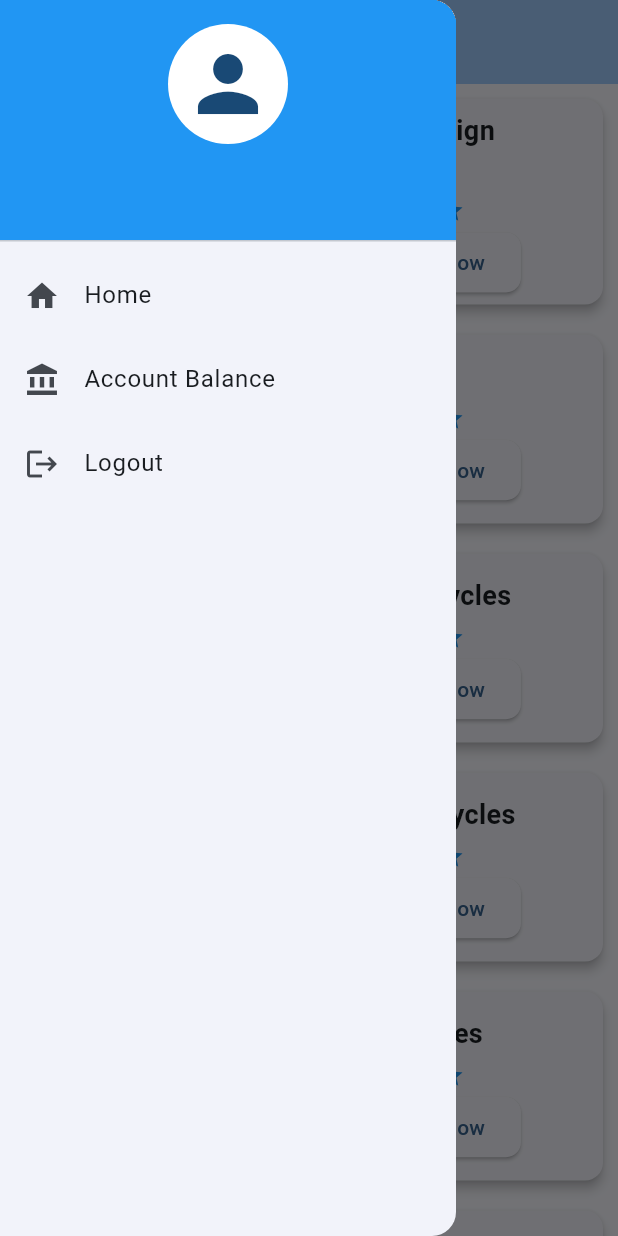
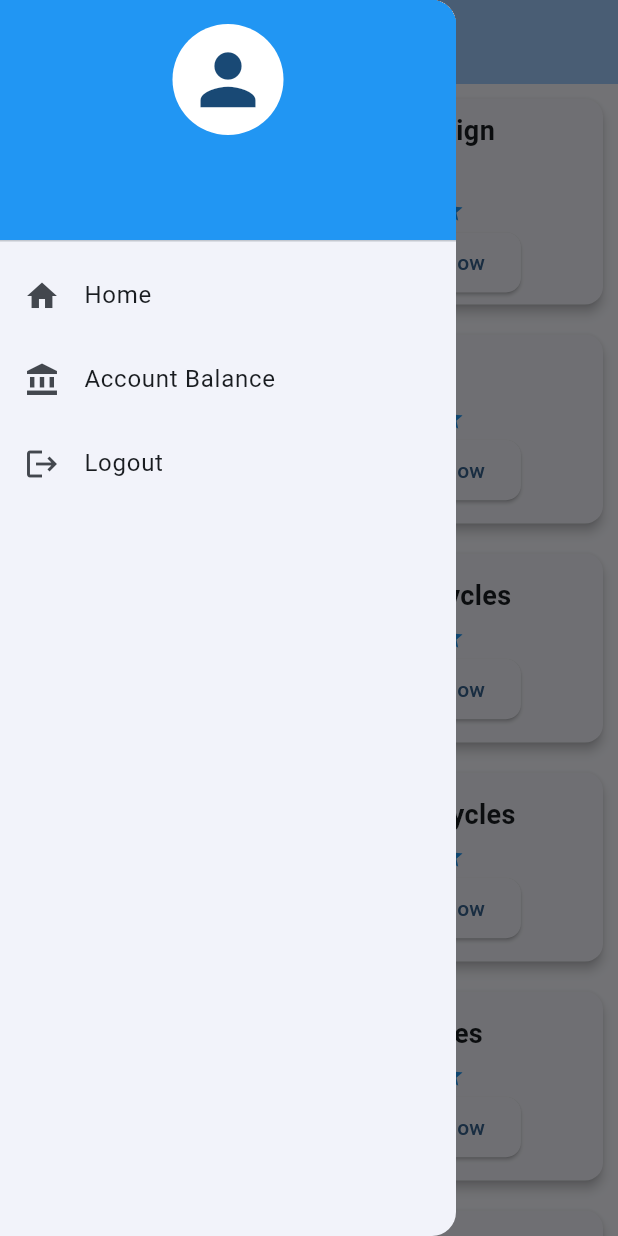
Before and after one commit to Chirag971/cycle_rent, a Flutter app: the HomePage screen opened directly, with the side drawer open, on a phone screen of 412 x 824 dp. Run offline on Flutter 3.47's test engine with Material 2 defaults, Android fonts, the phone set to English and light mode, and no system bars; our stand-ins replace cloud_firestore, firebase_auth, firebase_core, get_storage; accounts and stored records are empty.

Commit message:
home screen icon size change

```diff
--- a/lib/pages/home_page.dart
+++ b/lib/pages/home_page.dart
@@ -8,7 +8,6 @@ import 'package:firebase_core/firebase_core.dart';
 import 'package:flutter/cupertino.dart';
 import 'package:flutter/material.dart';
 import 'package:get_storage/get_storage.dart';
-
 
 class HomePage extends StatefulWidget {
   @override
@@ -23,9 +22,9 @@ class HomePageState extends State<HomePage> {
     super.initState();
     fetchData(); // Fetch initial data when the widget is initialized.
   }
+
   @override
   Widget build(BuildContext context) {
-
     return Scaffold(
       drawer: Drawer(
         child: ListView(
@@ -35,11 +34,11 @@ class HomePageState extends State<HomePage> {
               child: Column(
                 children: [
                   CircleAvatar(
-                    radius: 40,
+                    radius: 37,
                     backgroundColor: Colors.white,
                     child: Icon(
                       Icons.person,
-                      size: 60,
+                      size: 55,
                     ),
                   ),
                   SizedBox(
@@ -52,7 +51,10 @@ class HomePageState extends State<HomePage> {
                         color: Colors.white,
                         fontSize: 20),
                   ),
-                  Text("$cmail",style: TextStyle(color: Colors.white70),)
+                  Text(
+                    "$cmail",
+                    style: TextStyle(color: Colors.white70),
+                  )
                 ],
               ),
               decoration: BoxDecoration(
--- a/lib/variables.dart
+++ b/lib/variables.dart
@@ -11,10 +11,6 @@ double currentBalance = -1;
 String currentUsername = "";
 
 String cmail = "";
-
-
-
-
 
 
 Future<void> fetchData() async {
```
